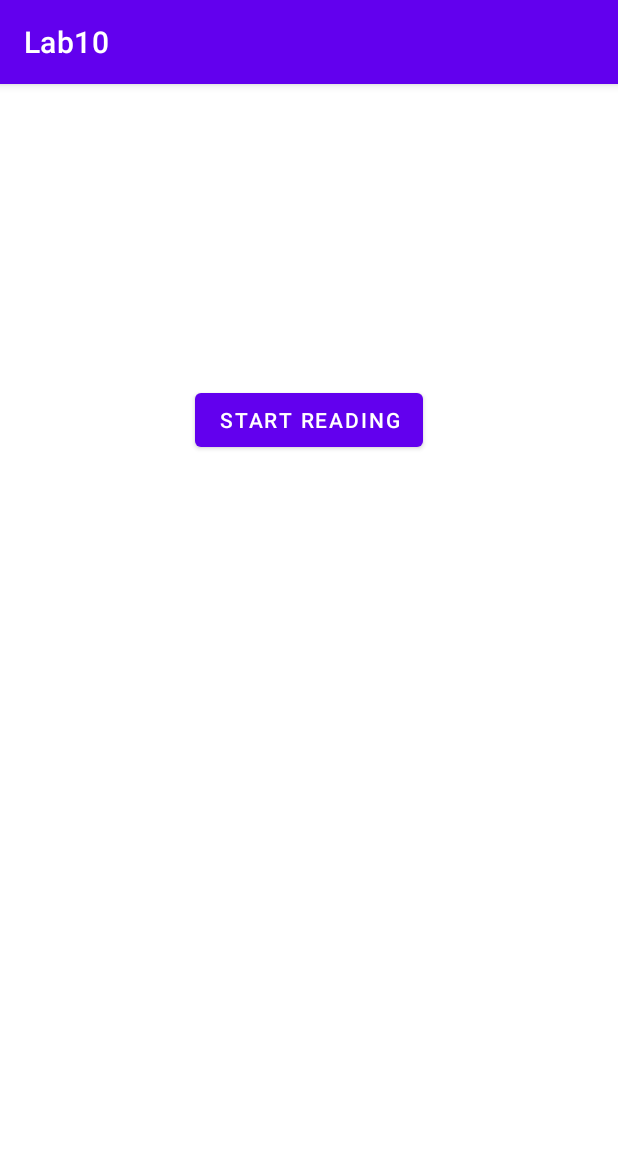
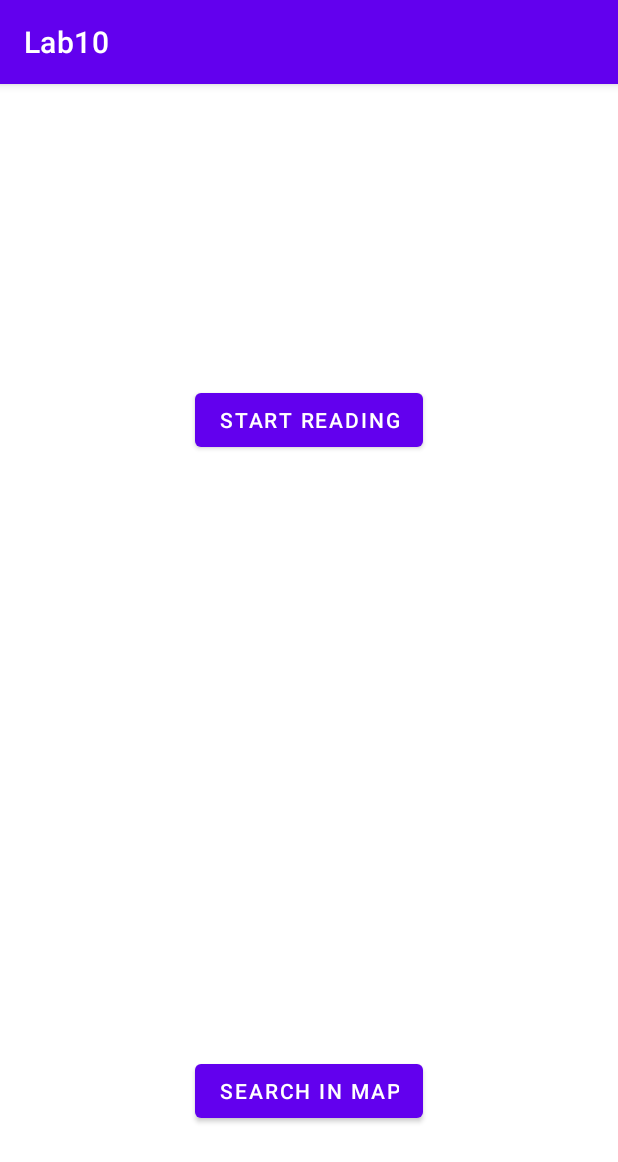
Before and after one commit to dipeshkaphle/LabsAndAssignments, an Android app: the screen it shows after launch (MainActivity), on a phone screen of 412 x 824 dp. Shown: the top 1162 px of the screen. Run offline under Robolectric (Android 15) with nearby library versions, the phone set to English and light mode, and no system bars; libraries missing offline, so code that uses them is left out: com.google.android.gms; 2 statements that could not run were skipped.

Commit message:
add: open in maps button in Lab10

```diff
--- a/AppDevLab/Lab10/app/src/main/java/com/example/lab10/MainActivity.kt
+++ b/AppDevLab/Lab10/app/src/main/java/com/example/lab10/MainActivity.kt
@@ -1,7 +1,8 @@
 package com.example.lab10
 
 import android.annotation.SuppressLint
-import androidx.appcompat.app.AppCompatActivity
+import android.content.Intent
+import android.net.Uri
 import android.os.Bundle
 import android.os.Handler
 import android.os.Looper
@@ -12,6 +13,7 @@ import android.view.View
 import android.widget.Button
 import android.widget.TextView
 import android.widget.Toast
+import androidx.appcompat.app.AppCompatActivity
 import androidx.core.app.ActivityCompat
 import com.google.android.gms.vision.CameraSource
 import com.google.android.gms.vision.Detector
@@ -26,6 +28,7 @@ class MainActivity : AppCompatActivity() {
     private lateinit var textToSpeech : TextToSpeech
     private var textRecognized : String = ""
     private lateinit var surfaceView : SurfaceView
+    private lateinit var openInMap: Button
 
 
     override fun onCreate(savedInstanceState: Bundle?) {
@@ -36,7 +39,7 @@ class MainActivity : AppCompatActivity() {
             arrayOf(android.Manifest.permission.CAMERA), 1
         )
 
-//        textView = findViewById(R.id.textView)
+        openInMap = findViewById(R.id.map_search)
 
         textToSpeech = TextToSpeech(this@MainActivity) {
             if (it == TextToSpeech.SUCCESS) {
@@ -80,6 +83,15 @@ class MainActivity : AppCompatActivity() {
 //        Toast.makeText(this, textView.text, Toast.LENGTH_SHORT).show()
         textToSpeech.speak(textRecognized, TextToSpeech.QUEUE_FLUSH, null, null)
     }
+
+    fun openInMapClick(view : View){
+        val strUri =
+            "http://maps.google.com/maps?q=$textRecognized"
+        val intent = Intent(Intent.ACTION_VIEW, Uri.parse(strUri))
+        intent.setClassName("com.google.android.apps.maps", "com.google.android.maps.MapsActivity")
+        startActivity(intent)
+    }
+
     fun btnOnClick(view:View){
         if (!textRecognizer.isOperational) {
             Toast.makeText(this, "Error", Toast.LENGTH_SHORT).show()
--- a/AppDevLab/Lab10/app/src/main/res/layout/activity_main.xml
+++ b/AppDevLab/Lab10/app/src/main/res/layout/activity_main.xml
@@ -14,8 +14,8 @@
         android:text=""
         android:textColor="@color/purple_500"
         app:layout_constraintTop_toBottomOf="@+id/start_btn"
-        tools:layout_editor_absoluteX="0dp"
-        tools:ignore="MissingConstraints" />
+        tools:ignore="MissingConstraints"
+        tools:layout_editor_absoluteX="0dp" />
 
     <Button
         android:id="@+id/start_btn"
@@ -23,8 +23,25 @@
         android:layout_height="wrap_content"
         android:layout_marginTop="200dp"
         android:onClick="btnOnClick"
+        android:clickable="true"
         android:text="@string/start_reading"
         app:layout_constraintEnd_toEndOf="parent"
         app:layout_constraintStart_toStartOf="parent"
-        app:layout_constraintTop_toTopOf="parent" />
+        app:layout_constraintTop_toTopOf="parent"
+        android:focusable="true" />
+
+    <Button
+        android:id="@+id/map_search"
+        android:layout_width="wrap_content"
+        android:layout_height="wrap_content"
+        android:layout_marginTop="16dp"
+        android:layout_marginBottom="16dp"
+        android:onClick="openInMapClick"
+        android:text="@string/search_in_map"
+        android:clickable="true"
+        app:layout_constraintBottom_toBottomOf="parent"
+        app:layout_constraintEnd_toEndOf="parent"
+        app:layout_constraintStart_toStartOf="parent"
+        app:layout_constraintTop_toBottomOf="@+id/textView"
+        android:focusable="true" />
 </androidx.constraintlayout.widget.ConstraintLayout>
--- a/AppDevLab/Lab10/app/src/main/res/values/strings.xml
+++ b/AppDevLab/Lab10/app/src/main/res/values/strings.xml
@@ -1,4 +1,5 @@
 <resources>
     <string name="app_name">Lab10</string>
     <string name="start_reading">Start reading</string>
+    <string name="search_in_map">Search in Map</string>
 </resources>
```
